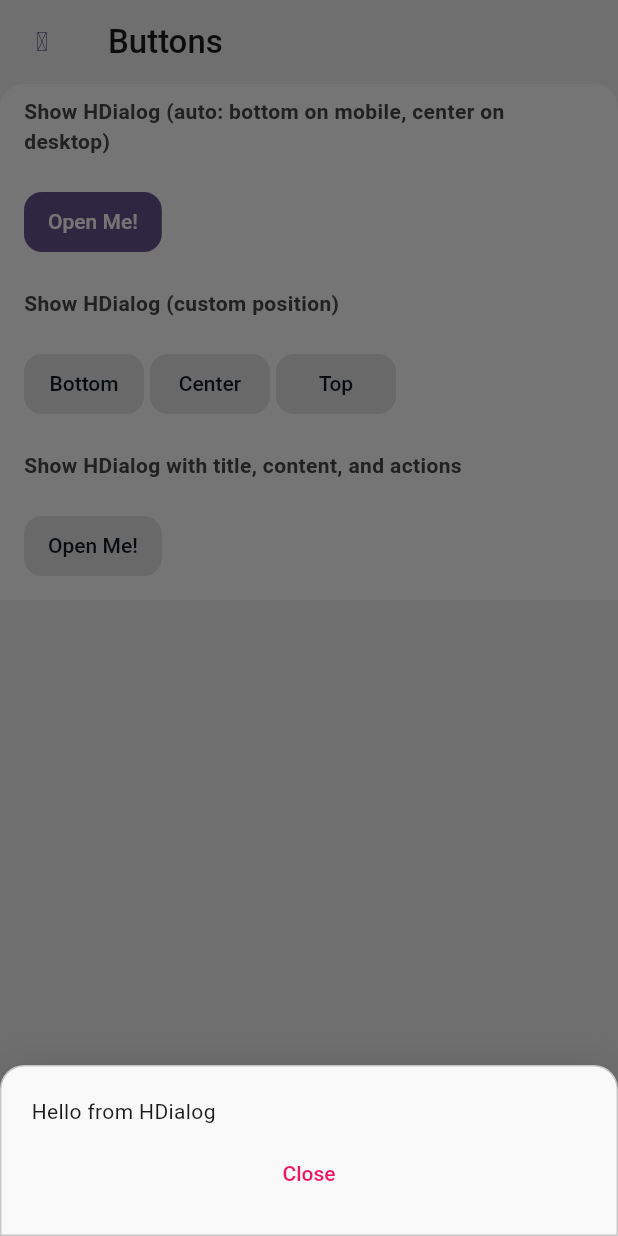
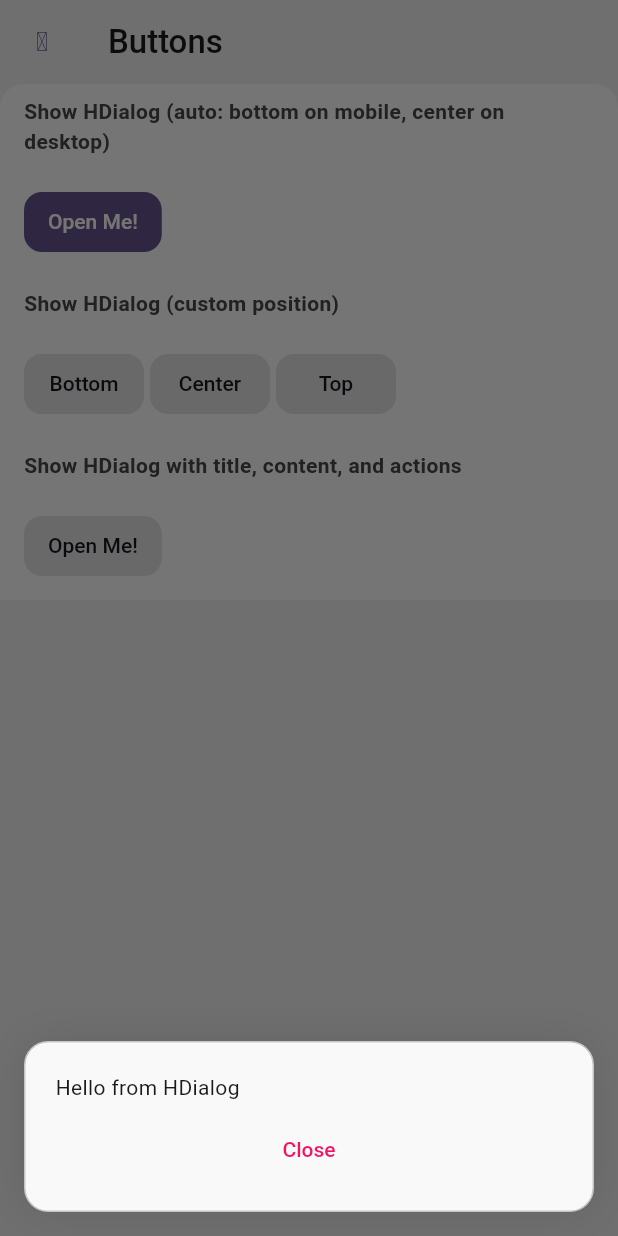
Before and after one commit to Nandanrmenon/hornbill, a Flutter app: the DialogScreen screen opened directly, after a tap on "Open Me!", on a phone screen of 412 x 824 dp. Run offline on Flutter 3.47's test engine with Material 3 defaults, Android fonts, the phone set to English and light mode, and no system bars; our stand-ins replace flutter_animate, flutter_highlight, google_fonts, material_symbols_icons, material_ui, plugin_platform_interface; missing offline and left inert: flutter_code_view.

Commit message:
fix: Dialog now has margin for mobile

```diff
--- a/lib/src/widgets/overlay/dialog.dart
+++ b/lib/src/widgets/overlay/dialog.dart
@@ -193,9 +193,19 @@ class HDialog extends StatelessWidget {
     const r = Radius.circular(kBorderRadius);
     switch (resolved) {
       case HDialogPosition.bottom:
-        return const BorderRadius.only(topLeft: r, topRight: r);
+        return const BorderRadius.only(
+          topLeft: r,
+          topRight: r,
+          bottomLeft: r,
+          bottomRight: r,
+        );
       case HDialogPosition.top:
-        return const BorderRadius.only(bottomLeft: r, bottomRight: r);
+        return const BorderRadius.only(
+          topLeft: r,
+          topRight: r,
+          bottomLeft: r,
+          bottomRight: r,
+        );
       case HDialogPosition.center:
       case HDialogPosition.auto:
         return BorderRadius.circular(16);
@@ -273,9 +283,12 @@ class HDialog extends StatelessWidget {
     final card = Material(
       type: MaterialType.transparency,
       child: Container(
-        width: edgeToEdge ? screenSize.width : null,
+        // Bottom/top dialogs fill the available width (screen width minus
+        // the left/right margin); centered ones hug their content up to
+        // [maxWidth].
+        width: edgeToEdge ? double.infinity : null,
         constraints: BoxConstraints(
-          maxWidth: edgeToEdge ? screenSize.width : maxWidth,
+          maxWidth: edgeToEdge ? double.infinity : maxWidth,
           maxHeight: screenSize.height * maxHeightFactor,
         ),
         padding: padding,
@@ -298,11 +311,6 @@ class HDialog extends StatelessWidget {
             ),
           ],
         ),
-        child: SafeArea(
-          top: resolved != HDialogPosition.bottom,
-          bottom: resolved != HDialogPosition.top,
-          left: false,
-          right: false,
         child: Column(
           mainAxisSize: MainAxisSize.min,
           crossAxisAlignment: CrossAxisAlignment.stretch,
@@ -315,12 +323,29 @@ class HDialog extends StatelessWidget {
           ],
         ),
       ),
-      ),
     );
 
-    return Align(
+    // When the keyboard is open, shrink the area the dialog lives in by the
+    // keyboard's height. This does two things:
+    //  * a bottom-docked dialog rides up on top of the keyboard, and a
+    //    centered one re-centers in the remaining space;
+    //  * the card's max height is automatically capped to that remaining
+    //    space, so `content` scrolls instead of being covered. A focused
+    //    TextField inside `content` is scrolled into view.
+    // (While the keyboard is up, MediaQuery.padding.bottom is already 0, so
+    // the SafeArea below doesn't add the nav-bar inset on top of this.)
+    final keyboard = MediaQuery.viewInsetsOf(context).bottom;
+
+    return Padding(
+      padding: EdgeInsets.only(bottom: keyboard),
+      child: SafeArea(
+        // Keeps the dialog clear of the status bar, notch and the system
+        // navigation bar / gesture area.
+        child: Align(
           alignment: _alignmentFor(resolved),
-      child: edgeToEdge ? card : Padding(padding: margin, child: card),
+          child: Padding(padding: margin, child: card),
+        ),
+      ),
     );
   }
 }
```
Lines whose indentation alone changed are shown as unchanged.
